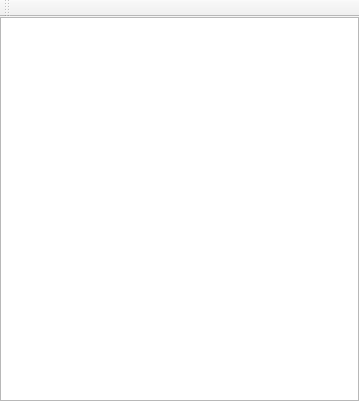
Above: mainwindow.ui from vpeter93/QtNotes before the change. Below: the same form after it.
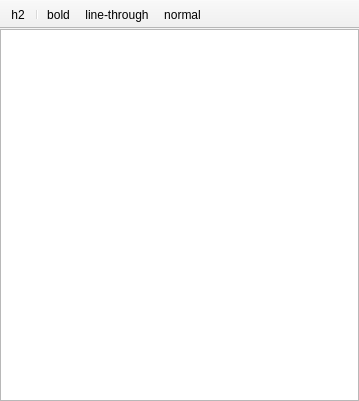
That is the form after the change.

Commit message: add normal, bold, h2 and line-throut formatting to GUI

What changed in the file:
```diff
--- a/mainwindow.ui
+++ b/mainwindow.ui
@@ -60,13 +60,41 @@
    </property>
   </widget>
   <widget class="QToolBar" name="mainToolBar">
+   <property name="movable">
+    <bool>false</bool>
+   </property>
    <attribute name="toolBarArea">
     <enum>TopToolBarArea</enum>
    </attribute>
    <attribute name="toolBarBreak">
-    <bool>false</bool>
+    <bool>true</bool>
    </attribute>
+   <addaction name="actionh2"/>
+   <addaction name="separator"/>
+   <addaction name="actionbold"/>
+   <addaction name="actionlinethrout"/>
+   <addaction name="actionnormal"/>
   </widget>
+  <action name="actionh2">
+   <property name="text">
+    <string>h2</string>
+   </property>
+  </action>
+  <action name="actionbold">
+   <property name="text">
+    <string>bold</string>
+   </property>
+  </action>
+  <action name="actionlinethrout">
+   <property name="text">
+    <string>line-through</string>
+   </property>
+  </action>
+  <action name="actionnormal">
+   <property name="text">
+    <string>normal</string>
+   </property>
+  </action>
  </widget>
  <layoutdefault spacing="6" margin="11"/>
  <resources/>
```
The commit also changes 5 other files.
